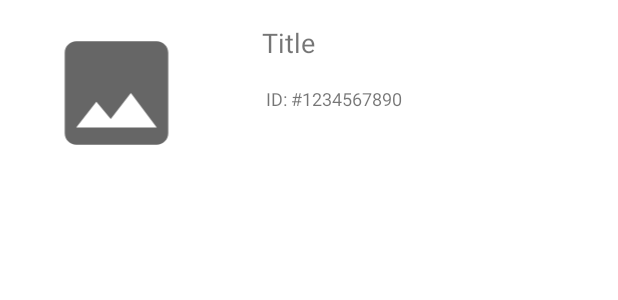
After one commit to bogdanov2812/KTS-Android-09-2021, an Android app: the layout item_image.xml on its own in the app's theme, with its tools: preview values and no code run, on a phone screen of 412 x 824 dp. The commit adds this screen. Shown: the top 300 px of the screen. Run offline under Robolectric (Android 15) with nearby library versions, the phone set to English and light mode, and no system bars.

Commit message:
change main screen to list screen, add pagination and autoclearedvalue

```diff
--- a/app/build.gradle
+++ b/app/build.gradle
@@ -51,4 +51,6 @@ dependencies {
     implementation 'com.github.kirich1409:viewbindingpropertydelegate:1.5.0-beta01'
     implementation 'androidx.viewpager2:viewpager2:1.0.0'
     implementation "ru.tinkoff.scrollingpagerindicator:scrollingpagerindicator:1.2.1"
+    implementation 'com.hannesdorfmann:adapterdelegates4-kotlin-dsl:4.3.0'
+    implementation "androidx.lifecycle:lifecycle-common-java8:2.3.1"
 }
--- /dev/null
+++ b/app/src/main/java/com/bogdanov/strava/models/LoadingItem.kt
@@ -0,0 +1,3 @@
+package com.bogdanov.strava.models
+
+class LoadingItem
--- /dev/null
+++ b/app/src/main/res/drawable/ic_baseline_image_24.xml
@@ -0,0 +1,10 @@
+<vector xmlns:android="http://schemas.android.com/apk/res/android"
+    android:width="24dp"
+    android:height="24dp"
+    android:viewportWidth="24"
+    android:viewportHeight="24"
+    android:tint="?attr/colorControlNormal">
+  <path
+      android:fillColor="@android:color/white"
+      android:pathData="M21,19V5c0,-1.1 -0.9,-2 -2,-2H5c-1.1,0 -2,0.9 -2,2v14c0,1.1 0.9,2 2,2h14c1.1,0 2,-0.9 2,-2zM8.5,13.5l2.5,3.01L14.5,12l4.5,6H5l3.5,-4.5z"/>
+</vector>
--- /dev/null
+++ b/app/src/main/res/layout/item_image.xml
@@ -0,0 +1,46 @@
+<?xml version="1.0" encoding="utf-8"?>
+<androidx.constraintlayout.widget.ConstraintLayout xmlns:android="http://schemas.android.com/apk/res/android"
+    xmlns:app="http://schemas.android.com/apk/res-auto"
+    xmlns:tools="http://schemas.android.com/tools"
+    android:layout_width="match_parent"
+    android:layout_height="wrap_content"
+    android:background="?attr/selectableItemBackground">
+
+
+    <TextView
+        android:id="@+id/title"
+        android:layout_width="201dp"
+        android:layout_height="25dp"
+        android:layout_marginTop="16dp"
+
+        android:layout_marginEnd="36dp"
+        android:lineSpacingExtra="6sp"
+        android:textSize="18sp"
+        app:layout_constraintEnd_toEndOf="parent"
+        app:layout_constraintTop_toTopOf="parent"
+        tools:text="Title" />
+
+    <TextView
+        android:id="@+id/author"
+        android:layout_width="wrap_content"
+        android:layout_height="wrap_content"
+
+        android:layout_marginTop="16dp"
+        android:layout_marginEnd="144dp"
+        android:lineSpacingExtra="8sp"
+        android:textSize="12sp"
+        app:layout_constraintEnd_toEndOf="parent"
+        app:layout_constraintTop_toBottomOf="@+id/title"
+        tools:text="ID: #1234567890" />
+
+    <ImageView
+        android:id="@+id/imageView"
+        android:layout_width="123dp"
+        android:layout_height="92dp"
+        android:layout_marginStart="16dp"
+        android:layout_marginTop="16dp"
+        app:layout_constraintStart_toStartOf="parent"
+        app:layout_constraintTop_toTopOf="parent"
+        app:srcCompat="@drawable/ic_baseline_image_24" />
+
+</androidx.constraintlayout.widget.ConstraintLayout>
--- a/app/src/main/res/navigation/nav_graph.xml
+++ b/app/src/main/res/navigation/nav_graph.xml
@@ -3,7 +3,7 @@
     xmlns:app="http://schemas.android.com/apk/res-auto"
     xmlns:tools="http://schemas.android.com/tools"
     android:id="@+id/nav_graph"
-    app:startDestination="@id/viewPagerFragment">
+    app:startDestination="@id/mainPage">
 
     <fragment
         android:id="@+id/loginPage"
```
Also changed, not shown: app/src/main/java/com/bogdanov/strava/MainFragment.kt (+54 -1 lines), app/src/main/java/com/bogdanov/strava/MainListAdapter.kt (added, +33 -0 lines), app/src/main/java/com/bogdanov/strava/MainViewModel.kt (added, +27 -0 lines), app/src/main/java/com/bogdanov/strava/adapter_delegates/ImageItemDelegate.kt (added, +45 -0 lines), app/src/main/java/com/bogdanov/strava/adapter_delegates/PageLoadingAdapterDelegate.kt (added, +34 -0 lines), app/src/main/java/com/bogdanov/strava/adapter_delegates/TextItemDelegate.kt (added, +56 -0 lines), app/src/main/java/com/bogdanov/strava/models/ImageItem.kt (added, +10 -0 lines), app/src/main/java/com/bogdanov/strava/models/TextItem.kt (added, +10 -0 lines), app/src/main/java/com/bogdanov/strava/utils/AutoClearedValue.kt (added, +47 -0 lines), app/src/main/java/com/bogdanov/strava/utils/PaginationScrollListener.kt (added, +31 -0 lines), app/src/main/res/drawable/ic_baseline_thumb_up_24.xml (added, +10 -0 lines), app/src/main/res/layout/fragment_main.xml (+7 -12 lines), app/src/main/res/layout/item_loading_page.xml (added, +12 -0 lines), app/src/main/res/layout/item_text.xml (added, +63 -0 lines).
